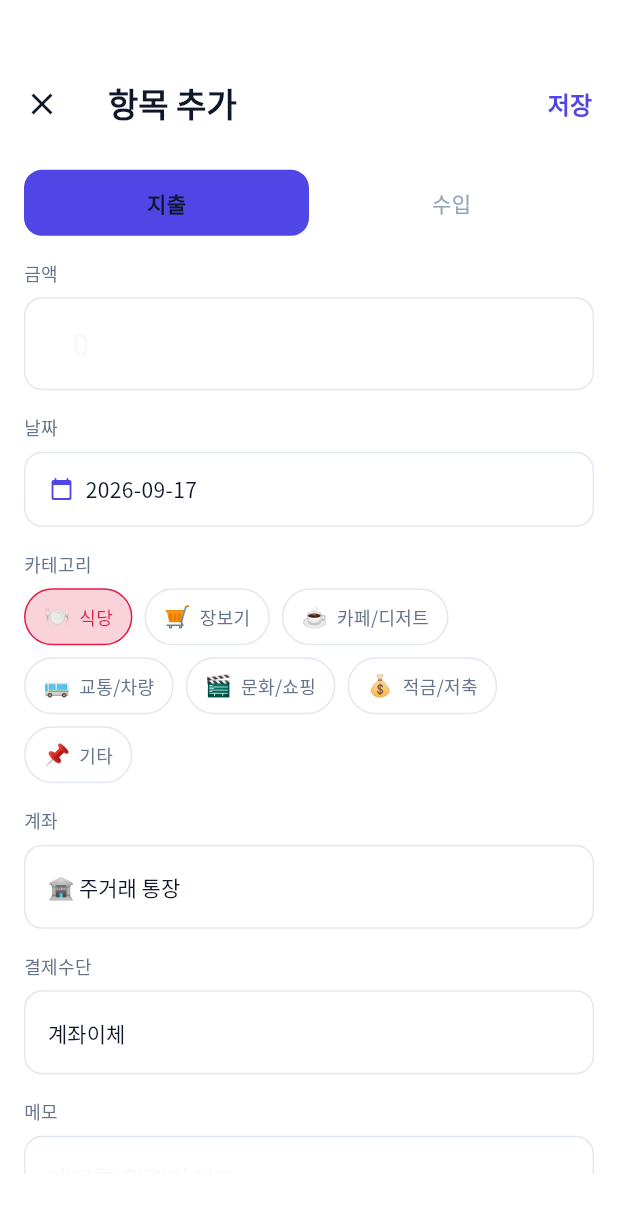
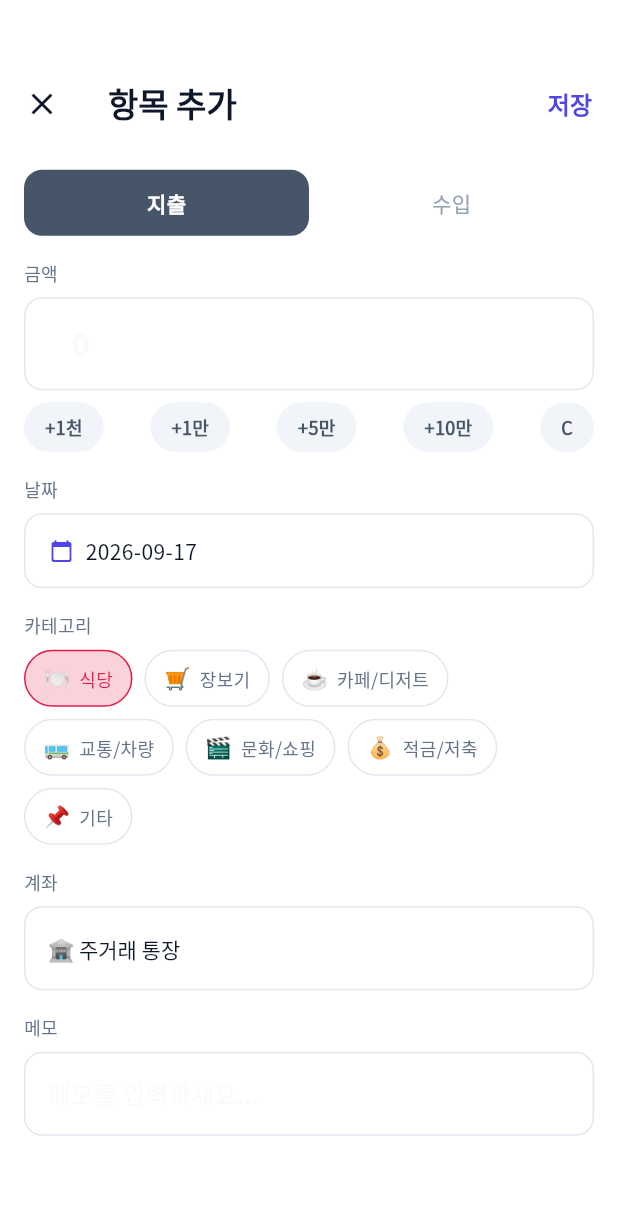
Before and after one commit to trudy4905/smart-budget-app, a Flutter app: the AddTransactionScreen screen opened directly, on a phone screen of 412 x 824 dp. Shown: the top 1213 px of the screen. Run offline on Flutter 3.47's test engine with Material 3 defaults, Android fonts, the phone set to English and light mode, and no system bars; our stand-ins replace flutter_speed_dial, google_fonts, shared_preferences; accounts and stored records are empty.

Commit message:
UI: Update AddTransactionScreen tabs, add amount comma formatting, quick amount buttons, filter accounts by type, and remove payment dropdown

```diff
--- a/flutter_app/lib/screens/home_screen.dart
+++ b/flutter_app/lib/screens/home_screen.dart
@@ -1423,7 +1423,6 @@ class _AddTransactionScreenState extends State<AddTransactionScreen> {
   String? _accountId;
   final _amountCtrl = TextEditingController();
   final _memoCtrl = TextEditingController();
-  String _payment = '계좌이체';
   late String _dateStr;
 
   @override
@@ -1478,12 +1477,35 @@ class _AddTransactionScreenState extends State<AddTransactionScreen> {
             _label('금액'),
             TextField(
               controller: _amountCtrl,
-              keyboardType: TextInputType.number,
+              keyboardType: const TextInputType.numberWithOptions(signed: true, decimal: false),
               style: GoogleFonts.notoSansKr(color: Color(0xFF0F172A), fontSize: 20, fontWeight: FontWeight.w700),
               decoration: _inputDecoration('0').copyWith(
                 prefixText: '₩ ',
-                prefixStyle: const TextStyle(color: Color(0xFF4F46E5), fontSize: 20, fontWeight: FontWeight.w700),
-              ),
+                prefixStyle: const TextStyle(color: Color(0xFF475569), fontSize: 20, fontWeight: FontWeight.w700),
+              ),
+              onChanged: (value) {
+                String text = value.replaceAll(',', '');
+                if (text.isEmpty || text == '-') return;
+                final number = int.tryParse(text);
+                if (number != null) {
+                  final formatted = formatNumber(number);
+                  _amountCtrl.value = TextEditingValue(
+                    text: formatted,
+                    selection: TextSelection.collapsed(offset: formatted.length),
+                  );
+                }
+              },
+            ),
+            const SizedBox(height: 8),
+            Row(
+              mainAxisAlignment: MainAxisAlignment.spaceBetween,
+              children: [
+                _amountBtn('+1천', 1000),
+                _amountBtn('+1만', 10000),
+                _amountBtn('+5만', 50000),
+                _amountBtn('+10만', 100000),
+                _amountBtn('C', 0),
+              ],
             ),
             const SizedBox(height: 16),
             _label('날짜'),
@@ -1540,23 +1562,11 @@ class _AddTransactionScreenState extends State<AddTransactionScreen> {
               dropdownColor: const Color(0xFFFFFFFF),
               style: GoogleFonts.notoSansKr(color: Color(0xFF0F172A)),
               decoration: _inputDecoration('계좌 선택'),
-              items: state.accounts.map((a) {
+              items: state.accounts.where((a) => _type == 'income' ? a.isBank : true).map((a) {
                 final icon = a.isCredit ? '💳[신용]' : a.isDebit ? '💳[체크]' : '🏦';
                 return DropdownMenuItem(value: a.id, child: Text('$icon ${a.name}'));
               }).toList(),
               onChanged: (v) => setState(() => _accountId = v),
-            ),
-            const SizedBox(height: 16),
-            _label('결제수단'),
-            DropdownButtonFormField<String>(
-              value: _payment,
-              dropdownColor: const Color(0xFFFFFFFF),
-              style: GoogleFonts.notoSansKr(color: Color(0xFF0F172A)),
-              decoration: _inputDecoration('결제수단'),
-              items: ['계좌이체', '신용카드', '현금', '기타']
-                  .map((p) => DropdownMenuItem(value: p, child: Text(p)))
-                  .toList(),
-              onChanged: (v) => setState(() => _payment = v ?? _payment),
             ),
             const SizedBox(height: 16),
             _label('메모'),
@@ -1576,22 +1586,57 @@ class _AddTransactionScreenState extends State<AddTransactionScreen> {
     final isActive = _type == type;
     return Expanded(
       child: GestureDetector(
-        onTap: () => setState(() => _type = type),
+        onTap: () => setState(() {
+          _type = type;
+          final s = context.read<AppState>();
+          if (type == 'income' && _accountId != null) {
+            final acc = s.accounts.firstWhereOrNull((a) => a.id == _accountId);
+            if (acc != null && !acc.isBank) {
+              _accountId = s.accounts.firstWhereOrNull((a) => a.isBank)?.id;
+            }
+          }
+        }),
         child: AnimatedContainer(
           duration: const Duration(milliseconds: 200),
           padding: const EdgeInsets.symmetric(vertical: 12),
           decoration: BoxDecoration(
-            color: isActive ? const Color(0xFF4F46E5) : Colors.transparent,
+            color: isActive ? const Color(0xFF475569) : Colors.transparent,
             borderRadius: BorderRadius.circular(12),
           ),
           child: Center(
             child: Text(label,
                 style: GoogleFonts.notoSansKr(
-                  color: isActive ? Color(0xFF0F172A) : const Color(0xFF94A3B8),
+                  color: isActive ? const Color(0xFFFFFFFF) : const Color(0xFF94A3B8),
                   fontWeight: isActive ? FontWeight.w700 : FontWeight.w400,
                 )),
           ),
         ),
+      ),
+    );
+  }
+
+  Widget _amountBtn(String label, int addVal) {
+    return GestureDetector(
+      onTap: () {
+        if (addVal == 0) {
+          _amountCtrl.clear();
+        } else {
+          int current = int.tryParse(_amountCtrl.text.replaceAll(',', '')) ?? 0;
+          current += addVal;
+          final formatted = formatNumber(current);
+          _amountCtrl.value = TextEditingValue(
+            text: formatted,
+            selection: TextSelection.collapsed(offset: formatted.length),
+          );
+        }
+      },
+      child: Container(
+        padding: const EdgeInsets.symmetric(horizontal: 14, vertical: 8),
+        decoration: BoxDecoration(
+          color: const Color(0xFFF1F5F9),
+          borderRadius: BorderRadius.circular(20),
+        ),
+        child: Text(label, style: GoogleFonts.notoSansKr(fontSize: 12, color: const Color(0xFF475569), fontWeight: FontWeight.w600)),
       ),
     );
   }
@@ -1641,7 +1686,7 @@ class _AddTransactionScreenState extends State<AddTransactionScreen> {
     context.read<AppState>().addTransaction(Transaction(
       id: 'tx_${DateTime.now().millisecondsSinceEpoch}',
       date: _dateStr, accountId: _accountId!, type: _type,
-      amount: amount, category: _category, memo: _memoCtrl.text, payment: _payment,
+      amount: amount, category: _category, memo: _memoCtrl.text, payment: '자동',
     ));
     Navigator.pop(context);
   }
```
